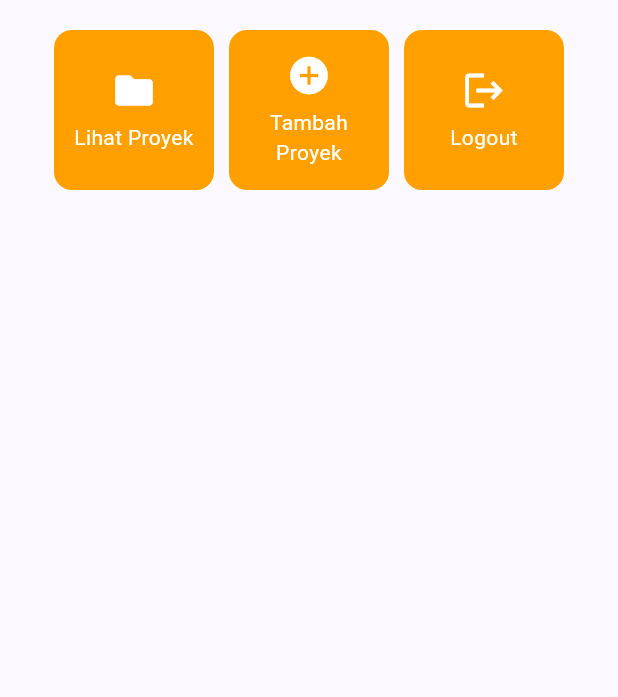
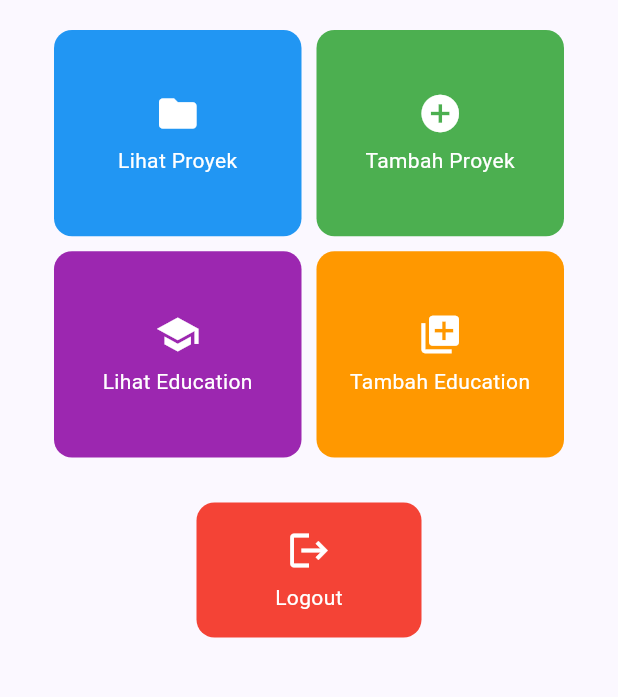
Before and after one commit to filzashafira/myportofolio_mobile, a Flutter app: the screen it shows after launch, on a phone screen of 412 x 824 dp, the part 327-1024 px from its top. Run offline on Flutter 3.47's test engine with Material 3 defaults, Android fonts, the phone set to English and light mode, and no system bars.

Commit message:
feat: add education menu, customize button colors, and fix layout

```diff
--- a/lib/menu.dart
+++ b/lib/menu.dart
@@ -1,3 +1,4 @@
+
 import 'package:flutter/material.dart';
 
 class MyHomePage extends StatelessWidget {
@@ -7,9 +8,11 @@ class MyHomePage extends StatelessWidget {
   final String kelas = "PBP C";
 
   final List<ItemHomepage> items = [
-    ItemHomepage("Lihat Proyek", Icons.folder),
-    ItemHomepage("Tambah Proyek", Icons.add_circle),
-    ItemHomepage("Logout", Icons.logout),
+    ItemHomepage("Lihat Proyek", Icons.folder, Colors.blue),
+    ItemHomepage("Tambah Proyek", Icons.add_circle, Colors.green),
+    ItemHomepage("Lihat Education", Icons.school, Colors.purple),
+    ItemHomepage("Tambah Education", Icons.library_add, Colors.orange),
+    ItemHomepage("Logout", Icons.logout, Colors.red),
   ];
 
   @override
@@ -27,8 +30,10 @@ class MyHomePage extends StatelessWidget {
         ),
         backgroundColor: Theme.of(context).colorScheme.primary,
       ),
+
       // Body halaman utama dengan padding di sekelilingnya.
-      body: Padding(
+      body: SingleChildScrollView(
+        child: Padding(
           padding: const EdgeInsets.all(16.0),
           child: Column(
             crossAxisAlignment: CrossAxisAlignment.center,
@@ -60,23 +65,37 @@ class MyHomePage extends StatelessWidget {
                       ),
                     ),
 
-                  // GridView menampilkan kartu tombol dalam tata letak kisi 3 kolom.
+                    // GridView menampilkan empat kartu tombol dalam dua kolom.
                     GridView.count(
-                    primary: true,
+                      primary: false,
+                      physics: const NeverScrollableScrollPhysics(),
                       padding: const EdgeInsets.all(20),
                       crossAxisSpacing: 10,
                       mainAxisSpacing: 10,
-                    crossAxisCount: 3,
-                    // shrinkWrap agar ukuran kisi menyesuaikan tinggi konten anak.
+                      crossAxisCount: 2,
+                      childAspectRatio:
+                          MediaQuery.of(context).size.width > 600
+                              ? 2.8
+                              : 1.2,
                       shrinkWrap: true,
-                    children: items.map((ItemHomepage item) {
+                      children: items.take(4).map((ItemHomepage item) {
                         return ItemCard(item);
                       }).toList(),
+                    ),
+
+                    const SizedBox(height: 10),
+
+                    // Tombol Logout ditampilkan terpisah di bagian bawah.
+                    SizedBox(
+                      width: 150,
+                      height: 90,
+                      child: ItemCard(items[4]),
                     ),
                   ],
                 ),
               ),
             ],
+          ),
         ),
       ),
     );
@@ -118,8 +137,9 @@ class InfoCard extends StatelessWidget {
 class ItemHomepage {
   final String name;
   final IconData icon;
+  final Color color;
 
-  ItemHomepage(this.name, this.icon);
+  ItemHomepage(this.name, this.icon, this.color);
 }
 
 class ItemCard extends StatelessWidget {
@@ -130,8 +150,7 @@ class ItemCard extends StatelessWidget {
   @override
   Widget build(BuildContext context) {
     return Material(
-      // Menggunakan warna sekunder dari skema tema aplikasi.
-      color: Theme.of(context).colorScheme.secondary,
+      color: item.color,
       borderRadius: BorderRadius.circular(12),
       child: InkWell(
         // Aksi ketika kartu ditekan oleh pengguna.
@@ -140,7 +159,7 @@ class ItemCard extends StatelessWidget {
           ScaffoldMessenger.of(context)
             ..hideCurrentSnackBar()
             ..showSnackBar(
-              SnackBar(content: Text("Kamu telah menekan tombol ${item.name}!"))
+              SnackBar(content: Text("Kamu telah menekan tombol ${item.name}!")),
             );
         },
         child: Container(
```
Lines whose indentation alone changed are shown as unchanged.
